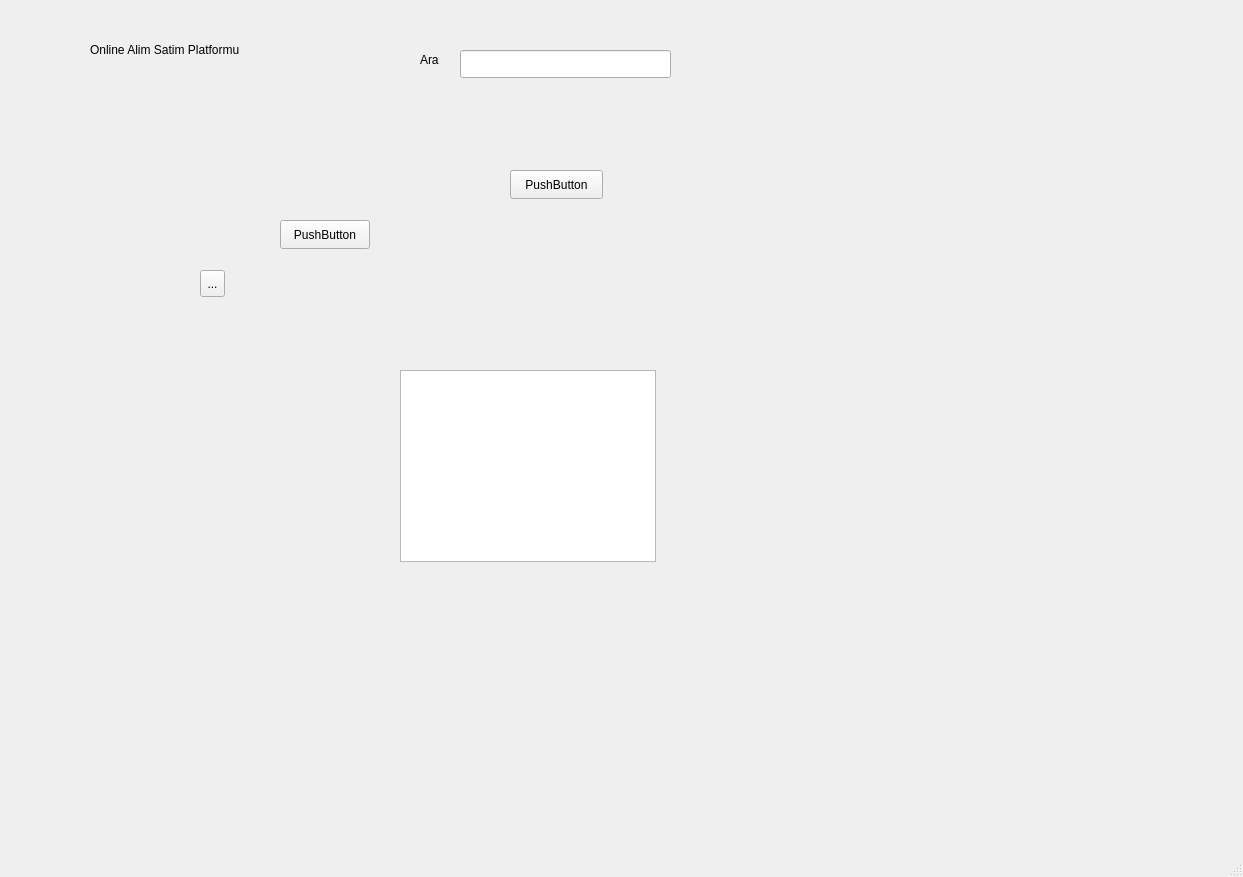
This is mainwindow.ui in Online-Alim-Satim-Platformu/Online-Alim-Satim-Platformu as Qt 5 draws it before an edit. The edited form follows.
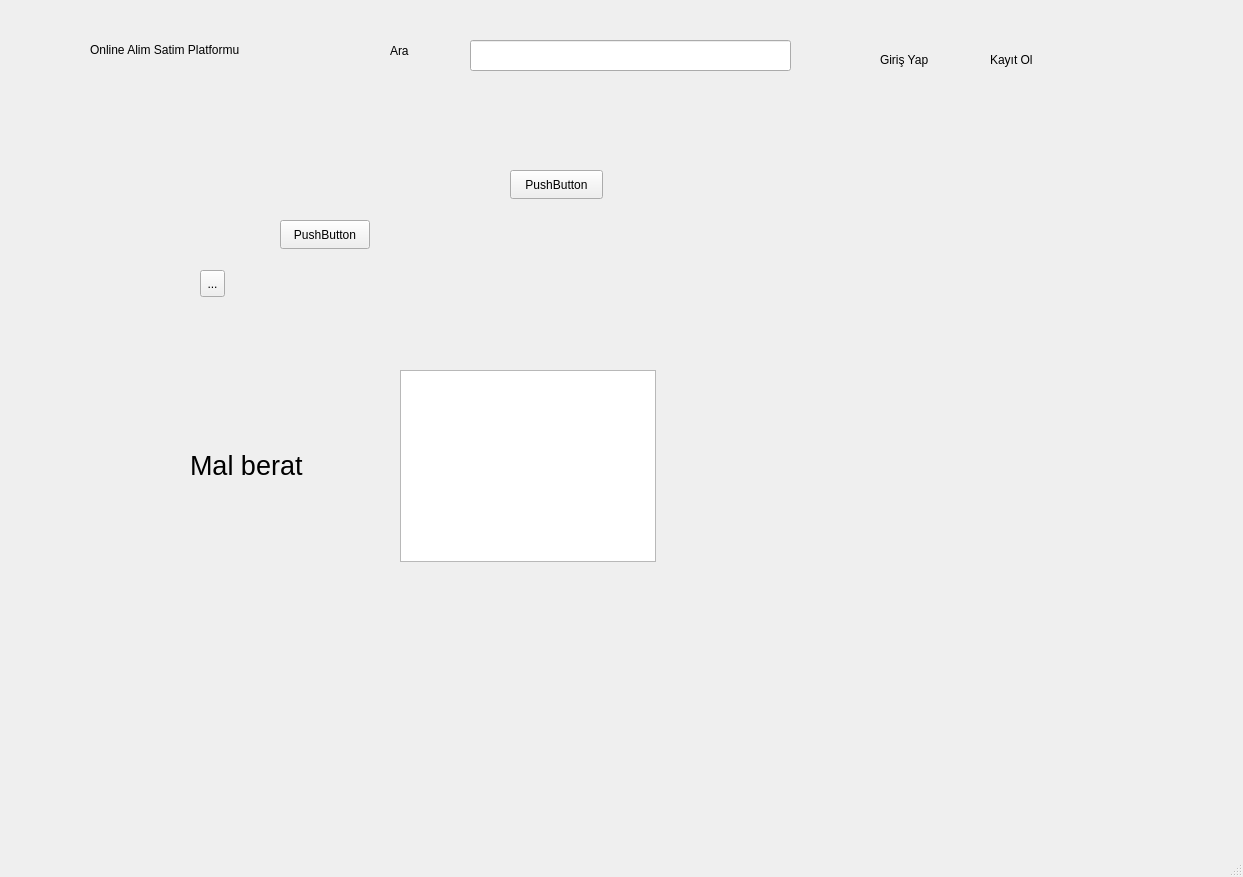
This is the edited form.

Diff of the .ui file:
```diff
--- a/mainwindow.ui
+++ b/mainwindow.ui
@@ -30,10 +30,10 @@
    <widget class="QLabel" name="label_2">
     <property name="geometry">
      <rect>
-      <x>420</x>
-      <y>50</y>
-      <width>41</width>
-      <height>20</height>
+      <x>390</x>
+      <y>30</y>
+      <width>31</width>
+      <height>41</height>
      </rect>
     </property>
     <property name="text">
@@ -43,10 +43,10 @@
    <widget class="QLineEdit" name="lineEdit">
     <property name="geometry">
      <rect>
-      <x>460</x>
-      <y>50</y>
-      <width>211</width>
-      <height>28</height>
+      <x>470</x>
+      <y>40</y>
+      <width>321</width>
+      <height>31</height>
      </rect>
     </property>
    </widget>
@@ -109,6 +109,50 @@
      </rect>
     </property>
    </widget>
+   <widget class="QLabel" name="label_3">
+    <property name="geometry">
+     <rect>
+      <x>880</x>
+      <y>50</y>
+      <width>63</width>
+      <height>20</height>
+     </rect>
+    </property>
+    <property name="text">
+     <string>Giriş Yap</string>
+    </property>
+   </widget>
+   <widget class="QLabel" name="label_4">
+    <property name="geometry">
+     <rect>
+      <x>990</x>
+      <y>50</y>
+      <width>63</width>
+      <height>20</height>
+     </rect>
+    </property>
+    <property name="text">
+     <string>Kayıt Ol</string>
+    </property>
+   </widget>
+   <widget class="QLabel" name="label_5">
+    <property name="geometry">
+     <rect>
+      <x>190</x>
+      <y>440</y>
+      <width>161</width>
+      <height>51</height>
+     </rect>
+    </property>
+    <property name="font">
+     <font>
+      <pointsize>20</pointsize>
+     </font>
+    </property>
+    <property name="text">
+     <string>Mal berat</string>
+    </property>
+   </widget>
   </widget>
   <widget class="QMenuBar" name="menubar">
    <property name="geometry">
```
Left out of the diff: 2 changed lines with no effect on the pictures.
